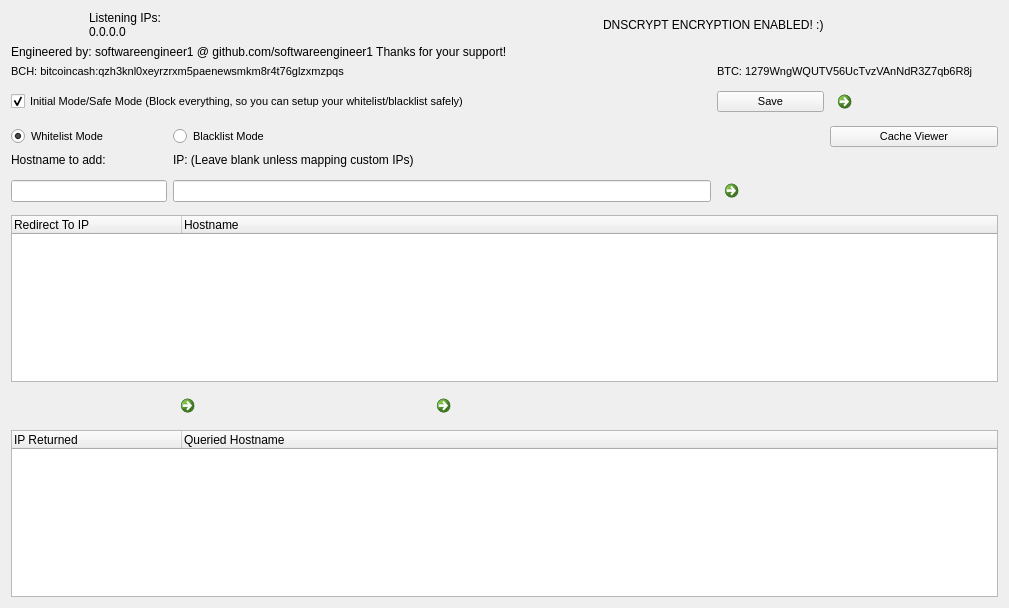
Old version of the form Source/YourFriendlyDNS/dnsserverwindow.ui in the repository softwareengineer1/YourFriendlyDNS.
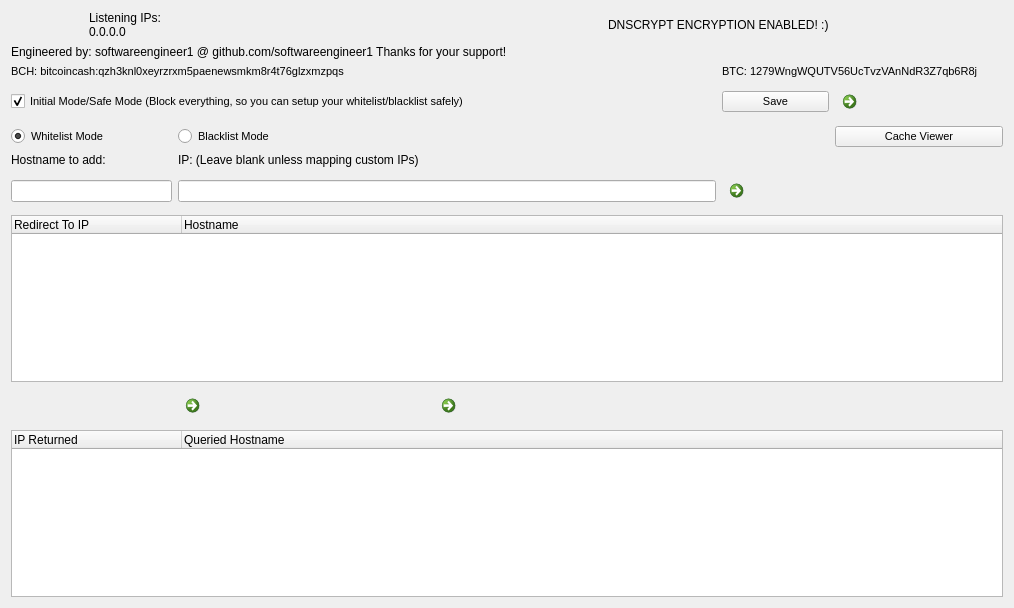
New version of the form. Icons and pictures are not drawn.

```diff
--- a/Source/YourFriendlyDNS/dnsserverwindow.ui
+++ b/Source/YourFriendlyDNS/dnsserverwindow.ui
@@ -6,7 +6,7 @@
    <rect>
     <x>0</x>
     <y>0</y>
-    <width>893</width>
+    <width>1014</width>
     <height>608</height>
    </rect>
   </property>
```
Left out of the diff: 10 changed lines with no effect on the pictures.
